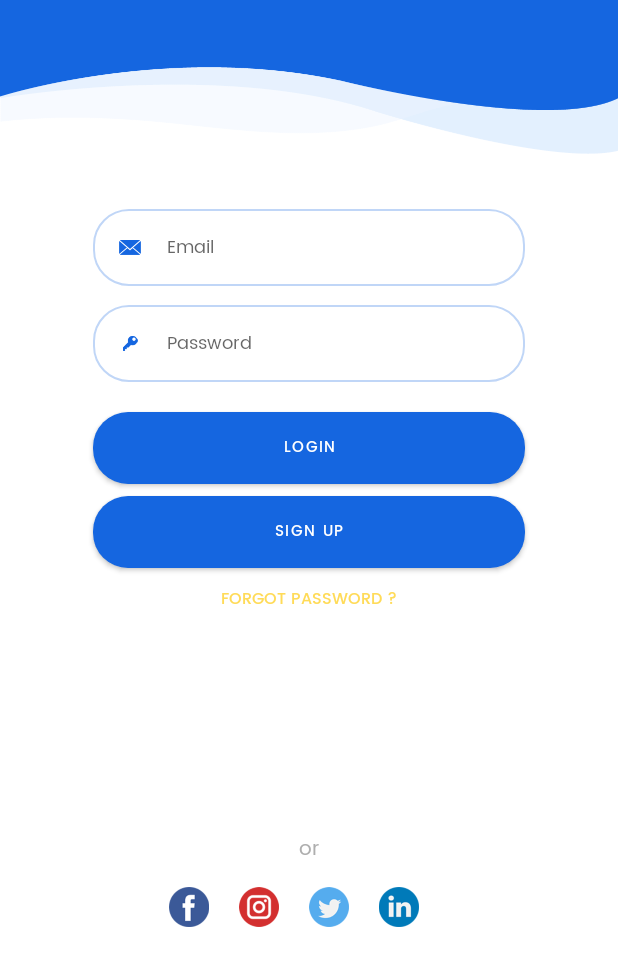
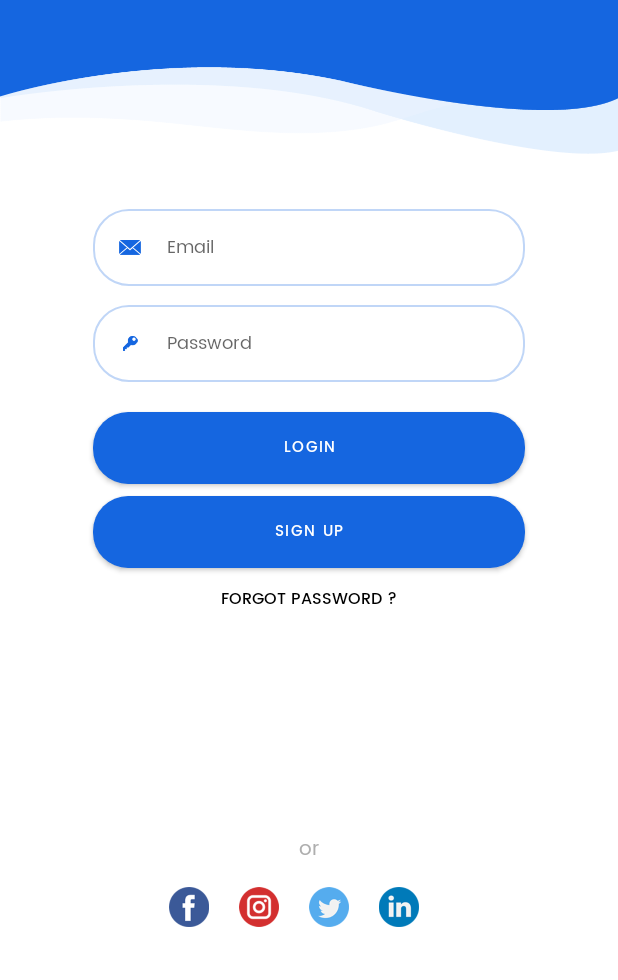
Before and after one commit to narza05/Business_2ndapp, an Android app: the screen it shows after launch (MainActivity), on a phone screen of 412 x 824 dp, the part 256-1236 px from its top. Run offline under Robolectric (Android 15) with nearby library versions, the phone set to English and light mode, and no system bars.

Commit message:
back to normal

```diff
--- a/app/src/main/res/layout/activity_main.xml
+++ b/app/src/main/res/layout/activity_main.xml
@@ -131,8 +131,8 @@
             android:layout_marginTop="12dp"
             android:fontFamily="@font/poppins_medium"
             android:text="FORGOT PASSWORD ?"
-            android:textColor="#ffdb58"
-            android:textSize="10.5sp"/>
+            android:textColor="#000000"
+            android:textSize="10.5sp" />
 
     </LinearLayout>
 
```
